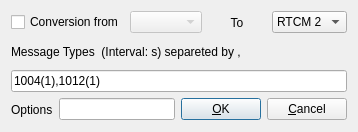
This is app/qtapp/strsvr_qt/convdlg.ui in lhuisman/myRTKLIB as Qt 5 draws it before an edit. The edited form follows.
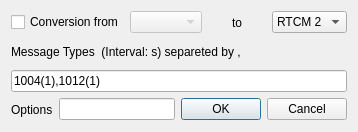
This is the edited form.

```diff
--- a/app/qtapp/strsvr_qt/convdlg.ui
+++ b/app/qtapp/strsvr_qt/convdlg.ui
@@ -53,28 +53,9 @@
        </widget>
       </item>
       <item>
-       <widget class="QPushButton" name="btnOk">
-        <property name="toolTip">
-         <string/>
-        </property>
-        <property name="text">
-         <string>&amp;OK</string>
-        </property>
-        <property name="autoDefault">
-         <bool>true</bool>
-        </property>
-        <property name="default">
-         <bool>true</bool>
-        </property>
-       </widget>
-      </item>
-      <item>
-       <widget class="QPushButton" name="btnCancel">
-        <property name="toolTip">
-         <string/>
-        </property>
-        <property name="text">
-         <string>&amp;Cancel</string>
+       <widget class="QDialogButtonBox" name="buttonBox">
+        <property name="standardButtons">
+         <set>QDialogButtonBox::Cancel|QDialogButtonBox::Ok</set>
         </property>
        </widget>
       </item>
@@ -125,7 +106,7 @@
          <string/>
         </property>
         <property name="text">
-         <string>To</string>
+         <string>to</string>
         </property>
         <property name="alignment">
          <set>Qt::AlignCenter</set>
```
Left out of the diff: 24 changed lines with no effect on the pictures.
